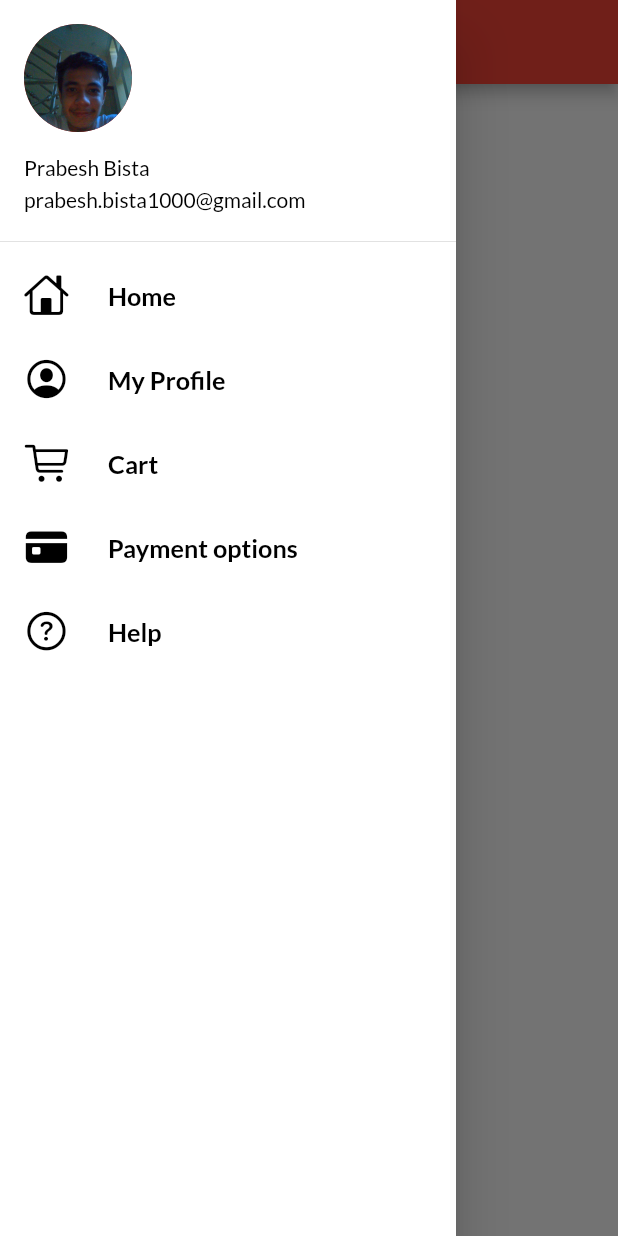
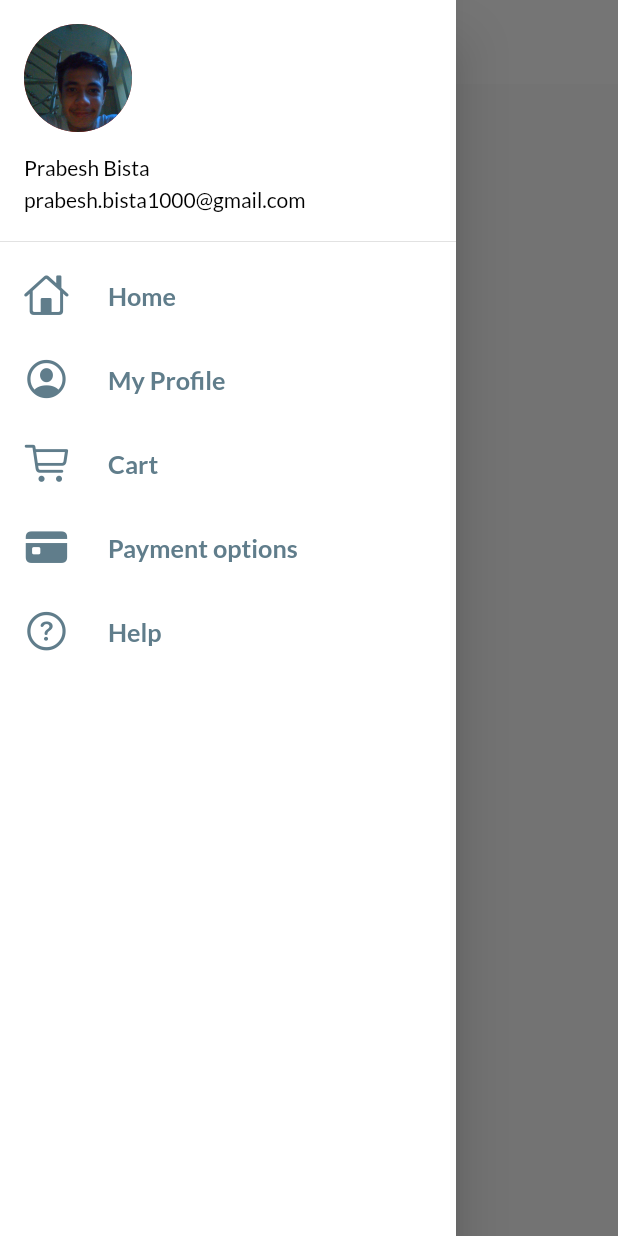
Before and after one commit to PrabeshPP/30days_of_flutter, a Flutter app: the screen it shows after launch, with the side drawer open, on a phone screen of 412 x 824 dp. Run offline on Flutter 3.47's test engine with Material 2 defaults, Android fonts, the phone set to English and light mode, and no system bars; our stand-ins replace google_fonts.

Commit message:
themes extracted

```diff
--- a/lib/main.dart
+++ b/lib/main.dart
@@ -2,6 +2,7 @@ import 'package:flutter/material.dart';
 import 'package:flutter_application_1/screens/homepage.dart';
 import 'package:flutter_application_1/screens/loginpage.dart';
 import 'package:flutter_application_1/utils/routes.dart';
+import 'package:flutter_application_1/widgets/themes.dart';
 import 'package:google_fonts/google_fonts.dart';
 
 
@@ -19,10 +20,8 @@ class MyApp extends StatelessWidget {
       debugShowCheckedModeBanner: false,//bascially remove the debug from the top right corner
 
       themeMode:ThemeMode.light,
-      theme: ThemeData(primarySwatch: Colors.red,
-      fontFamily: GoogleFonts.lato().fontFamily
-      ),
-      darkTheme: ThemeData(brightness: Brightness.dark),
+      theme:Mytheme.lightTheme(context) ,
+      darkTheme: Mytheme.darkTheme(context),
       initialRoute: MyRoutes.homeRoute,
       routes: {
         MyRoutes.loginRoute:(context)=>Login(),
--- a/lib/screens/homepage.dart
+++ b/lib/screens/homepage.dart
@@ -10,10 +10,7 @@ class Homepage extends StatelessWidget {
     return Scaffold(
 
       appBar: AppBar(
-        centerTitle: false,
-        title: Text("Catlog App",
-        style: TextStyle(color: Colors.white,fontWeight: FontWeight.bold),
-        ),
+        title: Text("Catlog App"),
       ),
       body: Center(
           child:Text("I started learning flutter again") ,
--- a/lib/widgets/drawer.dart
+++ b/lib/widgets/drawer.dart
@@ -32,42 +32,42 @@ class Mydrawer extends StatelessWidget {
 
             ListTile(
               leading:Icon(CupertinoIcons.home,
-              color: Colors.black,
+              color: Colors.blueGrey,
               size: 30,
               ),
               title: Text("Home",
               textScaleFactor: 1.2,
-              style: TextStyle(color: Colors.black,
+              style: TextStyle(color: Colors.blueGrey,
               fontWeight: FontWeight.w600),),
             ),
 
             ListTile(
               leading:Icon(CupertinoIcons.profile_circled,
-              color: Colors.black,
+              color: Colors.blueGrey,
               size: 30,),
               title: Text("My Profile",
               textScaleFactor: 1.2,
-              style: TextStyle(color: Colors.black,
+              style: TextStyle(color: Colors.blueGrey,
               fontWeight: FontWeight.bold),),
             ),
 
                 ListTile(
               leading:Icon(CupertinoIcons.cart,
-              color: Colors.black,
+              color: Colors.blueGrey,
               size: 30,),
               title: Text("Cart",
               textScaleFactor: 1.2,
-              style: TextStyle(color: Colors.black,
+              style: TextStyle(color: Colors.blueGrey,
               fontWeight: FontWeight.bold),),
             ),
               ListTile(
 
               leading:Icon(CupertinoIcons.creditcard_fill,
-              color: Colors.black,
+              color: Colors.blueGrey,
               size: 30,),
               title: Text("Payment options",
               textScaleFactor: 1.2,
-              style: TextStyle(color: Colors.black,
+              style: TextStyle(color: Colors.blueGrey,
               fontWeight: FontWeight.bold),),
             ),
 
@@ -75,11 +75,11 @@ class Mydrawer extends StatelessWidget {
 
                 ListTile(
               leading:Icon(CupertinoIcons.question_circle,
-              color: Colors.black,
+              color: Colors.blueGrey,
               size: 30,),
               title: Text("Help",
               textScaleFactor: 1.2,
-              style: TextStyle(color: Colors.black,
+              style: TextStyle(color: Colors.blueGrey,
               fontWeight: FontWeight.bold),),
             )
 
--- /dev/null
+++ b/lib/widgets/themes.dart
@@ -0,0 +1,21 @@
+import 'package:flutter/material.dart';
+import 'package:google_fonts/google_fonts.dart';
+
+class Mytheme {
+  static  lightTheme(BuildContext context) => ThemeData(
+      primarySwatch: Colors.red,
+      fontFamily: GoogleFonts.lato().fontFamily,
+      appBarTheme: AppBarTheme(
+        elevation: 0.0,
+        backgroundColor: Colors.white,
+        iconTheme: IconThemeData(color: Colors.black),
+        textTheme: Theme.of(context).textTheme,
+      ));
+
+
+      static  darkTheme(BuildContext context) => ThemeData(
+      brightness: Brightness.dark
+      );
+
+
+}
```
